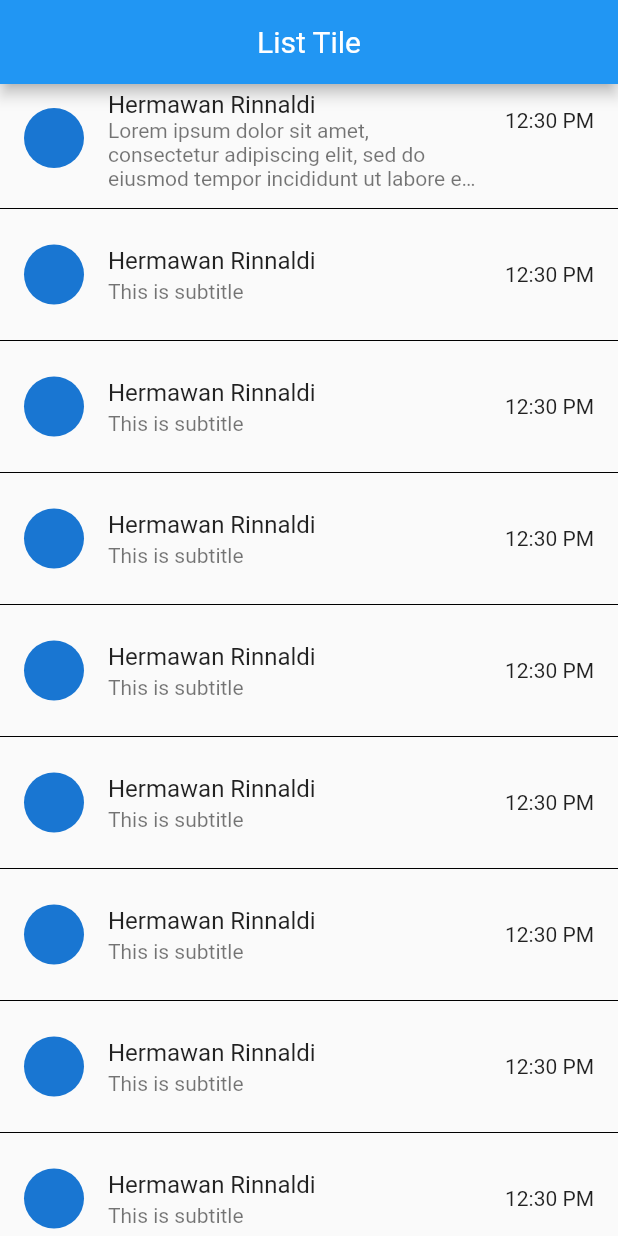
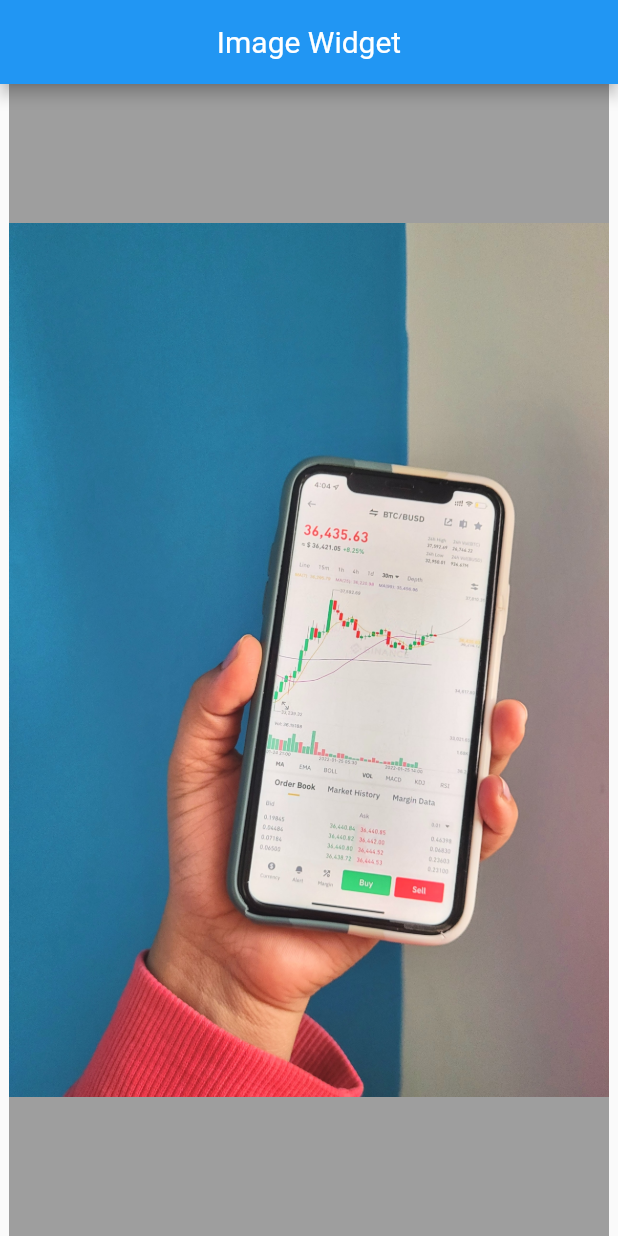
Before and after one commit to juragancode/flutter_application_1, a Flutter app: the screen it shows after launch, on a phone screen of 412 x 824 dp. Run offline on Flutter 3.47's test engine with Material 2 defaults, Android fonts, the phone set to English and light mode, and no system bars.

Commit message:
4. Image

```diff
--- a/lib/main.dart
+++ b/lib/main.dart
@@ -24,102 +24,22 @@ class MyApp extends StatelessWidget {
       home: Scaffold(
         appBar: AppBar(
           centerTitle: true,
-          title: Text("List Tile"),
+          title: Text("Image Widget"),
         ),
-        body: ListView(
-          children: [
-            ListTile(
-              title: Text("Hermawan Rinnaldi"),
-              subtitle: Text(
-                "Lorem ipsum dolor sit amet, consectetur adipiscing elit, sed do eiusmod tempor incididunt ut labore et dolore magna aliqua. Ut enim ad minim veniam, quis nostrud exercitation ullamco laboris nisi ut aliquip ex ea commodo consequat. Duis aute irure dolor in reprehenderit in voluptate velit esse cillum dolore eu fugiat nulla pariatur. Excepteur sint occaecat cupidatat non proident, sunt in culpa qui officia deserunt mollit anim id est laborum.",
-                maxLines: 3,
-                overflow: TextOverflow.ellipsis,
+        body: Center(
+          child: Container(
+            height: 800,
+            width: 400,
+            color: Colors.grey,
+            // alignment: Alignment.center,
+            child: Image(
+              image: AssetImage(
+                "images/ankita-khante-unXipCiVSDY-unsplash.jpg",
               ),
-              leading: CircleAvatar(),
-              trailing: Text("12:30 PM"),
+              // image: NetworkImage(
+              //     "https://cdn.pixabay.com/photo/2016/03/08/20/03/flag-1244649_960_720.jpg"),
             ),
-            Divider(
-              color: Colors.black,
-            ),
-            ListTile(
-              title: Text("Hermawan Rinnaldi"),
-              subtitle: Text("This is subtitle"),
-              leading: CircleAvatar(),
-              trailing: Text("12:30 PM"),
-            ),
-            Divider(
-              color: Colors.black,
-            ),
-            ListTile(
-              title: Text("Hermawan Rinnaldi"),
-              subtitle: Text("This is subtitle"),
-              leading: CircleAvatar(),
-              trailing: Text("12:30 PM"),
-            ),
-            Divider(
-              color: Colors.black,
-            ),
-            ListTile(
-              title: Text("Hermawan Rinnaldi"),
-              subtitle: Text("This is subtitle"),
-              leading: CircleAvatar(),
-              trailing: Text("12:30 PM"),
-            ),
-            Divider(
-              color: Colors.black,
-            ),
-            ListTile(
-              title: Text("Hermawan Rinnaldi"),
-              subtitle: Text("This is subtitle"),
-              leading: CircleAvatar(),
-              trailing: Text("12:30 PM"),
-            ),
-            Divider(
-              color: Colors.black,
-            ),
-            ListTile(
-              title: Text("Hermawan Rinnaldi"),
-              subtitle: Text("This is subtitle"),
-              leading: CircleAvatar(),
-              trailing: Text("12:30 PM"),
-            ),
-            Divider(
-              color: Colors.black,
-            ),
-            ListTile(
-              title: Text("Hermawan Rinnaldi"),
-              subtitle: Text("This is subtitle"),
-              leading: CircleAvatar(),
-              trailing: Text("12:30 PM"),
-            ),
-            Divider(
-              color: Colors.black,
-            ),
-            ListTile(
-              title: Text("Hermawan Rinnaldi"),
-              subtitle: Text("This is subtitle"),
-              leading: CircleAvatar(),
-              trailing: Text("12:30 PM"),
-            ),
-            Divider(
-              color: Colors.black,
-            ),
-            ListTile(
-              title: Text("Hermawan Rinnaldi"),
-              subtitle: Text("This is subtitle"),
-              leading: CircleAvatar(),
-              trailing: Text("12:30 PM"),
-            ),
-            Divider(
-              color: Colors.black,
-            ),
-            ListTile(
-              title: Text("Hermawan Rinnaldi"),
-              subtitle: Text("This is subtitle"),
-              leading: CircleAvatar(),
-              trailing: Text("12:30 PM"),
-            ),
-          ],
+          ),
         ),
       ),
     );
--- a/pubspec.yaml
+++ b/pubspec.yaml
@@ -43,8 +43,8 @@ flutter:
   uses-material-design: true
 
   # To add assets to your application, add an assets section, like this:
-  # assets:
-  #   - images/a_dot_burr.jpeg
+  assets:
+    - images/ankita-khante-unXipCiVSDY-unsplash.jpg
   #   - images/a_dot_ham.jpeg
 
   # An image asset can refer to one or more resolution-specific "variants", see
```
Also changed, not shown: images/ankita-khante-unXipCiVSDY-unsplash.jpg (added).
